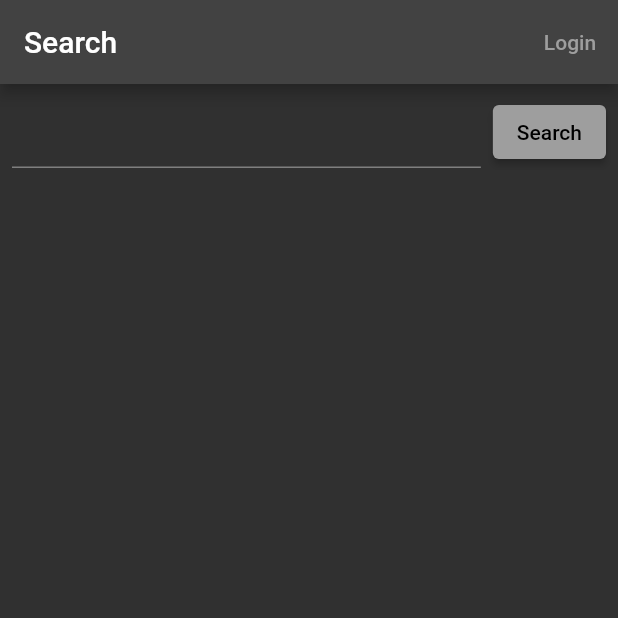
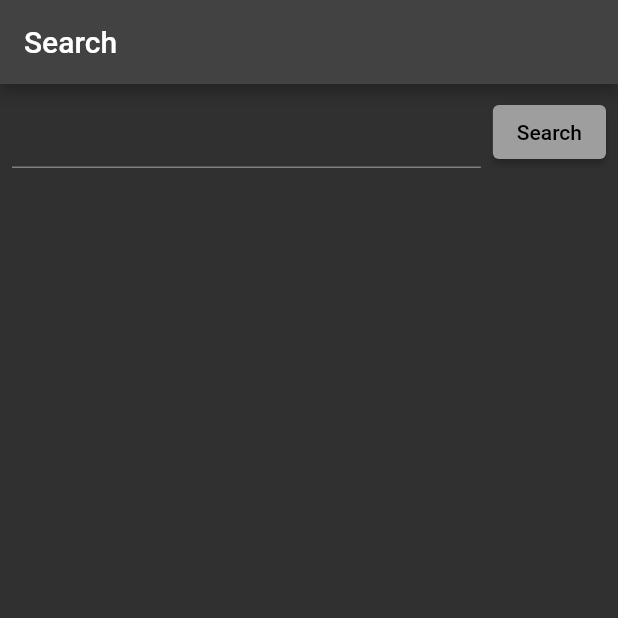
Before and after one commit to yad439/CeNoYaM, a Flutter app: the screen it shows after launch, on a phone screen of 412 x 824 dp, the top half of it. Run offline on Flutter 3.47's test engine with Material 2 defaults, Android fonts, the phone set to English and light mode, and no system bars; our stand-ins replace audioplayers, bloc_concurrency, convert, cookie_jar, dio, dio_cookie_manager and 4 more; generated files the repository leaves out were written again; network calls fail.

Commit message:
Make login button show only if needed

```diff
--- a/lib/app.dart
+++ b/lib/app.dart
@@ -8,6 +8,7 @@ import 'domain/yandex_player.dart';
 import 'presentation/bloc/login_bloc.dart';
 import 'presentation/bloc/player_bloc.dart';
 import 'presentation/bloc/playlist_bloc.dart';
+import 'presentation/bloc/profile_bloc.dart';
 import 'presentation/bloc/search_results_bloc.dart';
 import 'presentation/bloc/track_bloc.dart';
 import 'presentation/widget/search_screen.dart';
@@ -33,6 +34,9 @@ class Cenoyam extends StatelessWidget {
             create: (_) => PlaylistBloc(_getIt.get<MusicRepository>()),
           ),
           BlocProvider(create: (_) => LoginBloc(_getIt.get<MusicRepository>())),
+          BlocProvider(
+            create: (_) => ProfileBloc(_getIt.get<MusicRepository>()),
+          ),
         ],
         child: MaterialApp(
           title: 'CeNoYaM',
--- a/lib/presentation/widget/search_screen.dart
+++ b/lib/presentation/widget/search_screen.dart
@@ -6,6 +6,9 @@ import '../../domain/entity/track.dart';
 import '../bloc/loading_state.dart';
 import '../bloc/playlist_bloc.dart';
 import '../bloc/playlist_event.dart';
+import '../bloc/profile_bloc.dart';
+import '../bloc/profile_event.dart';
+import '../bloc/profile_state.dart';
 import '../bloc/search_results_bloc.dart';
 import '../bloc/track_bloc.dart';
 import '../util/list_entry_adapter.dart';
@@ -18,22 +21,31 @@ class SearchScreen extends StatelessWidget {
   @override
   Widget build(BuildContext context) {
     final bloc = BlocProvider.of<SearchResultsBloc>(context, listen: false);
+    final profileBloc = BlocProvider.of<ProfileBloc>(context, listen: false);
+    profileBloc.state.whenOrNull(
+      unknown: () => profileBloc.add(ProfileEvent.update),
+    );
     final queryController = TextEditingController();
     return Scaffold(
       appBar: AppBar(
         title: const Text('Search'),
         actions: [
-          TextButton(
-            // style: TextButton.styleFrom(
-              // primary: Theme.of(context).colorScheme.onPrimary,
-            // ),
-            onPressed: () => Navigator.push(
-              context,
-              MaterialPageRoute<void>(
-                builder: (context) => const LoginScreen(),
+          BlocBuilder<ProfileBloc, ProfileState>(
+            builder: (context, state) => state.when(
+              unknown: () => const SizedBox.shrink(),
+              anonimous: () => TextButton(
+                onPressed: () => Navigator.push(
+                  context,
+                  MaterialPageRoute<void>(
+                    builder: (context) => const LoginScreen(),
+                  ),
+                ),
+                child: const Text('Login'),
+              ),
+              loggedIn: (username) => Center(
+                child: Text(username),
               ),
             ),
-            child: const Text('Login'),
           ),
         ],
       ),
```
